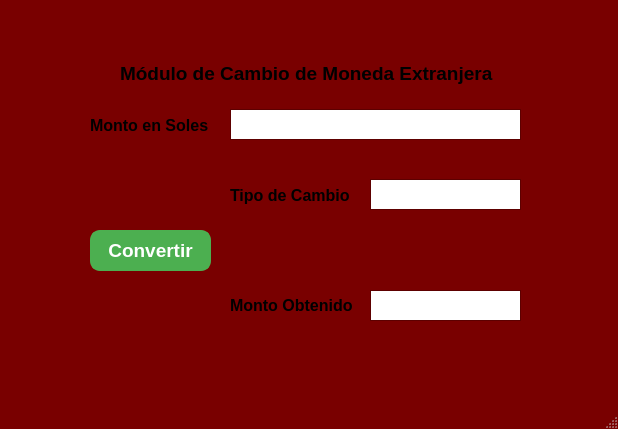
First picture: the form in Intermediate/08-GUI-Tkinter/GUI04_QTDesigner/desing.ui, repository Lamk-S/Python, before the edit.
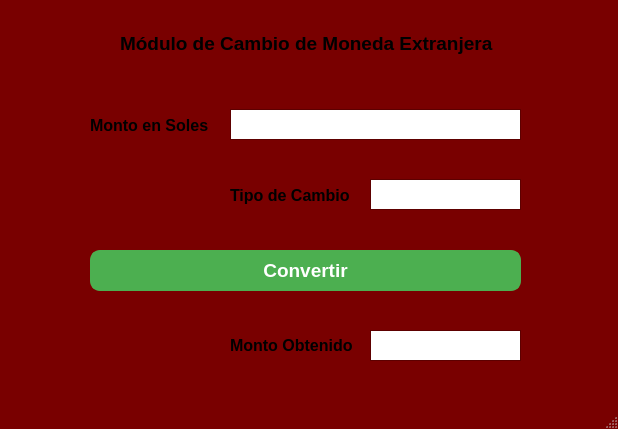
Second picture: the form after the edit.

Commit message: Currency Converter with PyQt6

```diff
--- a/Intermediate/08-GUI-Tkinter/GUI04_QTDesigner/desing.ui
+++ b/Intermediate/08-GUI-Tkinter/GUI04_QTDesigner/desing.ui
@@ -73,7 +73,7 @@
     <property name="geometry">
      <rect>
       <x>120</x>
-      <y>60</y>
+      <y>30</y>
       <width>373</width>
       <height>26</height>
      </rect>
@@ -117,7 +117,7 @@
      </rect>
     </property>
    </widget>
-   <widget class="QTextEdit" name="textEdit_2">
+   <widget class="QTextEdit" name="txtTipoCambio">
     <property name="geometry">
      <rect>
       <x>370</x>
@@ -127,7 +127,7 @@
      </rect>
     </property>
    </widget>
-   <widget class="QLabel" name="txtTipoCambio">
+   <widget class="QLabel" name="label_3">
     <property name="geometry">
      <rect>
       <x>230</x>
@@ -150,8 +150,8 @@
     <property name="geometry">
      <rect>
       <x>90</x>
-      <y>230</y>
-      <width>121</width>
+      <y>250</y>
+      <width>431</width>
       <height>41</height>
      </rect>
     </property>
@@ -185,7 +185,7 @@
     <property name="geometry">
      <rect>
       <x>230</x>
-      <y>290</y>
+      <y>330</y>
       <width>131</width>
       <height>31</height>
      </rect>
@@ -204,7 +204,7 @@
     <property name="geometry">
      <rect>
       <x>370</x>
-      <y>290</y>
+      <y>330</y>
       <width>151</width>
       <height>31</height>
      </rect>
```
Left out of the diff: 2 changed lines with no effect on the pictures. The commit also changes 2 other files.
